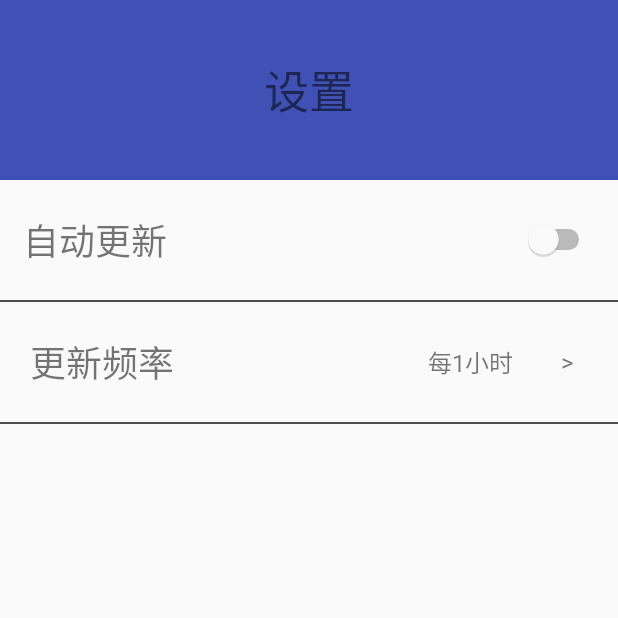
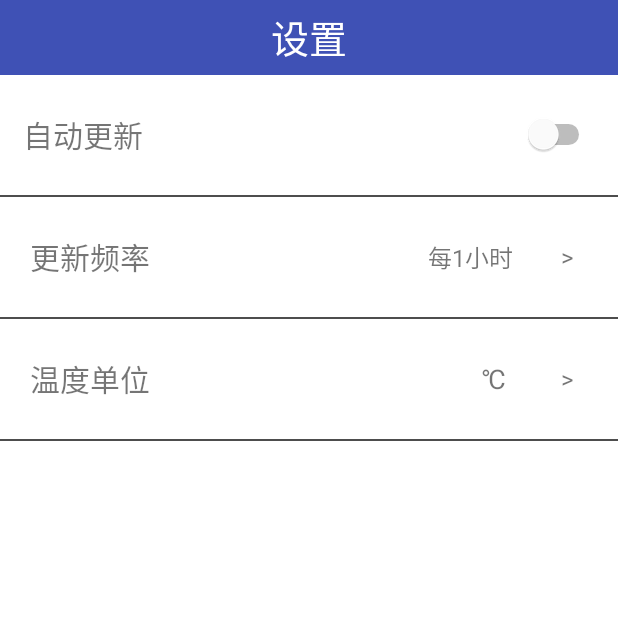
Before and after one commit to SnowYong/SnowWeather, an Android app: the WeatherSettingActivity screen opened directly, with no data from a screen before it, after a tap on an icon or button, on a phone screen of 412 x 824 dp, the top half of it. Run offline under Robolectric (Android 15) with nearby library versions, the phone set to English and light mode, and no system bars.

Commit message:
Add the Temparature Mode & Rebuild the Code

```diff
--- a/app/src/main/AndroidManifest.xml
+++ b/app/src/main/AndroidManifest.xml
@@ -26,6 +26,10 @@
             android:name=".activity.WeatherTimesListActivity"
             android:theme="@android:style/Theme.Dialog"></activity>
 
+        <activity
+            android:name=".activity.WeatherTempModeActivity"
+            android:theme="@android:style/Theme.Dialog"></activity>
+
         <service android:name=".service.UpdateWeatherInfoService"></service>
         <receiver android:name=".receiver.UpdateWeatherInfoReceiver"></receiver>
     </application>
--- a/app/src/main/java/com/snow/app/snowweather/activity/WeatherSettingActivity.java
+++ b/app/src/main/java/com/snow/app/snowweather/activity/WeatherSettingActivity.java
@@ -22,8 +22,8 @@ import com.snow.app.snowweather.service.UpdateWeatherInfoService;
  */
 public class WeatherSettingActivity extends Activity implements View.OnClickListener {
     private Switch weather_update_switch;
-    private TextView weather_update_times_textview;
-    private LinearLayout weather_update_times_layout;
+    private TextView weather_update_times_textview, weather_tempnumbers_mode_textview;
+    private LinearLayout weather_update_times_layout, weather_tempnumbers_mode_layout;
 
     private static int backResult;
     private static boolean serviceFlag;
@@ -42,10 +42,13 @@ public class WeatherSettingActivity extends Activity implements View.OnClickList
         weather_update_switch = (Switch) findViewById(R.id.weather_update_switch);
         weather_update_times_textview = (TextView) findViewById(R.id.weather_update_times_textview);
         weather_update_times_layout = (LinearLayout) findViewById(R.id.weather_update_times_layout);
+        weather_tempnumbers_mode_textview = (TextView) findViewById(R.id.weather_tempnumbers_mode_textview);
+        weather_tempnumbers_mode_layout = (LinearLayout) findViewById(R.id.weather_tempnumbers_mode_layout);
 
         SharedPreferences sharedPreferences = PreferenceManager.getDefaultSharedPreferences(this);
         boolean savedServiceFlag = sharedPreferences.getBoolean("service_flag", true);
         String savedText = "每" + sharedPreferences.getInt("update_time", 1) + "小时";
+        String tempMode = sharedPreferences.getString("temp_mode", "℃");
 
         if (savedServiceFlag) {
             weather_update_switch.setChecked(true);
@@ -59,29 +62,64 @@ public class WeatherSettingActivity extends Activity implements View.OnClickList
             weather_update_times_textview.setText(savedText);
         }
 
+        weather_tempnumbers_mode_textview.setText(tempMode);
+
         weather_update_switch.setOnClickListener(this);
         weather_update_times_layout.setOnClickListener(this);
+        weather_tempnumbers_mode_layout.setOnClickListener(this);
     }
 
     @Override
     public void onClick(View v) {
         switch (v.getId()) {
             case R.id.weather_update_switch:
+                Intent updateIntent = new Intent(this, UpdateWeatherInfoService.class);
                 if (weather_update_switch.isChecked()) {
                     serviceFlag = true;
+                    int updateTimes = getTrueTime(weather_update_times_textview.getText().toString().trim());
+                    updateIntent.putExtra("update_times", updateTimes);
+                    startService(updateIntent);
+                    saveUpdateServiceInfoToPrfs();
                 } else {
                     serviceFlag = false;
+                    stopService(updateIntent);
+                    saveUpdateServiceInfoToPrfs();
                 }
                 break;
 
             case R.id.weather_update_times_layout:
+                weather_update_times_layout.setBackgroundColor(getResources().getColor(R.color.colorPrimary));
                 Intent dialogIntent = new Intent(this, WeatherTimesListActivity.class);
                 startActivityForResult(dialogIntent, 1);
+                break;
+
+            case R.id.weather_tempnumbers_mode_layout:
+                weather_tempnumbers_mode_layout.setBackgroundColor(getResources().getColor(R.color.colorPrimary));
+                Intent tempModeIntent = new Intent(this, WeatherTempModeActivity.class);
+                startActivityForResult(tempModeIntent, 2);
                 break;
 
             default:
                 break;
         }
+    }
+
+    private void saveUpdateServiceInfoToPrfs() {
+        SharedPreferences sharedPreferences = PreferenceManager.getDefaultSharedPreferences(this);
+        SharedPreferences.Editor editor = sharedPreferences.edit();
+
+        boolean flag = serviceFlag;
+        int result = getTrueTime(weather_update_times_textview.getText().toString().trim());
+        editor.putBoolean("service_flag", flag);
+        editor.putInt("update_time", result);
+        editor.commit();
+    }
+
+    @Override
+    protected void onResume() {
+        super.onResume();
+        weather_update_times_layout.setBackgroundColor(getResources().getColor(R.color.colorUnderline));
+        weather_tempnumbers_mode_layout.setBackgroundColor(getResources().getColor(R.color.colorUnderline));
     }
 
     @Override
@@ -90,8 +128,37 @@ public class WeatherSettingActivity extends Activity implements View.OnClickList
         switch (requestCode) {
             case 1:
                 if (resultCode == RESULT_OK) {
+                    SharedPreferences sharedPreferences = PreferenceManager
+                            .getDefaultSharedPreferences(this);
+                    boolean savedServiceFlag = sharedPreferences.getBoolean("service_flag", true);
+                    String savedText = "每" + sharedPreferences.getInt("update_time", 1) + "小时";
+
                     String backInfo = data.getStringExtra("back_info");
-                    weather_update_times_textview.setText(backInfo);
+                    if (savedServiceFlag) {
+                        if (!savedText.equals(backInfo)) {
+                            Intent updateIntent = new Intent(this, UpdateWeatherInfoService.class);
+                            stopService(updateIntent);
+                            int updateTimes = getTrueTime(backInfo);
+                            updateIntent.putExtra("update_times", updateTimes);
+                            startService(updateIntent);
+                            weather_update_times_textview.setText(backInfo);
+                            saveUpdateServiceInfoToPrfs();
+                        }
+                    } else {
+                        weather_update_times_textview.setText(backInfo);
+                        saveUpdateServiceInfoToPrfs();
+                    }
+                }
+                break;
+
+            case 2:
+                if (resultCode == RESULT_OK) {
+                    String tempMode = data.getStringExtra("temp_mode");
+                    weather_tempnumbers_mode_textview.setText(tempMode);
+                    SharedPreferences.Editor editor = PreferenceManager
+                            .getDefaultSharedPreferences(this).edit();
+                    editor.putString("temp_mode", tempMode);
+                    editor.commit();
                 }
                 break;
 
@@ -117,11 +184,10 @@ public class WeatherSettingActivity extends Activity implements View.OnClickList
 
     @Override
     public void onBackPressed() {
-        boolean flag = serviceFlag;
-        int result = getTrueTime(weather_update_times_textview.getText().toString().trim());
+        saveUpdateServiceInfoToPrfs();
         Intent intent = new Intent();
-        intent.putExtra("service_flag", flag);
-        intent.putExtra("back_result", result);
+        String tempMode = weather_tempnumbers_mode_textview.getText().toString();
+        intent.putExtra("temp_mode", tempMode);
         setResult(RESULT_OK, intent);
         finish();
     }
--- a/app/src/main/res/layout/choose_area_activity.xml
+++ b/app/src/main/res/layout/choose_area_activity.xml
@@ -2,6 +2,7 @@
 <LinearLayout xmlns:android="http://schemas.android.com/apk/res/android"
               android:layout_width="match_parent"
               android:layout_height="match_parent"
+              android:background="@color/colorUnderline"
               android:orientation="vertical">
 
     <RelativeLayout
@@ -14,7 +15,8 @@
             android:layout_width="wrap_content"
             android:layout_height="wrap_content"
             android:layout_centerInParent="true"
-            android:textSize="30sp"/>
+            android:textColor="#ffffff"
+            android:textSize="25sp"/>
     </RelativeLayout>
 
     <ListView
--- a/app/src/main/res/layout/weather_setting_activity.xml
+++ b/app/src/main/res/layout/weather_setting_activity.xml
@@ -2,11 +2,12 @@
 <LinearLayout xmlns:android="http://schemas.android.com/apk/res/android"
               android:layout_width="match_parent"
               android:layout_height="match_parent"
+              android:background="@color/colorUnderline"
               android:orientation="vertical">
 
     <RelativeLayout
         android:layout_width="match_parent"
-        android:layout_height="120dp"
+        android:layout_height="50dp"
         android:background="@color/colorPrimary">
 
         <TextView
@@ -14,7 +15,8 @@
             android:layout_height="wrap_content"
             android:layout_centerInParent="true"
             android:text="设置"
-            android:textSize="30sp"/>
+            android:textColor="#ffffff"
+            android:textSize="25sp"/>
     </RelativeLayout>
 
     <LinearLayout
@@ -30,7 +32,7 @@
             android:layout_gravity="center"
             android:layout_weight="3"
             android:text="自动更新"
-            android:textSize="24sp"/>
+            android:textSize="20sp"/>
 
         <Switch
             android:id="@+id/weather_update_switch"
@@ -38,8 +40,7 @@
             android:layout_width="0dp"
             android:layout_height="wrap_content"
             android:layout_gravity="center"
-            android:layout_weight="1"
-            android:shadowColor="@color/colorPrimary"/>
+            android:layout_weight="1"/>
     </LinearLayout>
 
     <ImageView
@@ -61,7 +62,7 @@
             android:layout_gravity="center"
             android:layout_weight="3"
             android:text="更新频率"
-            android:textSize="24sp"/>
+            android:textSize="20sp"/>
 
         <TextView
             android:id="@+id/weather_update_times_textview"
@@ -86,4 +87,44 @@
         android:layout_height="1dp"
         android:scaleType="fitXY"
         android:src="@drawable/divider"/>
+
+    <LinearLayout
+        android:id="@+id/weather_tempnumbers_mode_layout"
+        android:layout_width="match_parent"
+        android:layout_height="80dp"
+        android:orientation="horizontal"
+        android:padding="20dp">
+
+        <TextView
+            android:layout_width="0dp"
+            android:layout_height="wrap_content"
+            android:layout_gravity="center"
+            android:layout_weight="3"
+            android:text="温度单位"
+            android:textSize="20sp"/>
+
+        <TextView
+            android:id="@+id/weather_tempnumbers_mode_textview"
+            android:layout_width="0dp"
+            android:layout_height="wrap_content"
+            android:layout_gravity="center"
+            android:gravity="center"
+            android:layout_weight="1"
+            android:text="℃"
+            android:textSize="18sp"/>
+
+        <TextView
+            android:layout_width="0dp"
+            android:layout_height="wrap_content"
+            android:layout_gravity="center"
+            android:layout_weight="0.2"
+            android:text=">"
+            android:textSize="16sp"/>
+    </LinearLayout>
+
+    <ImageView
+        android:layout_width="match_parent"
+        android:layout_height="1dp"
+        android:scaleType="fitXY"
+        android:src="@drawable/divider"/>
 </LinearLayout>
--- a/app/src/main/res/values/colors.xml
+++ b/app/src/main/res/values/colors.xml
@@ -3,4 +3,5 @@
     <color name="colorPrimary">#3F51B5</color>
     <color name="colorPrimaryDark">#303F9F</color>
     <color name="colorAccent">#FF4081</color>
+    <color name="colorUnderline">#FFFFFF</color>
 </resources>
```
Also changed, not shown: app/src/main/java/com/snow/app/snowweather/activity/WeatherInfoActivity.java (+44 -42 lines), app/src/main/java/com/snow/app/snowweather/activity/WeatherTempModeActivity.java (added, +58 -0 lines), app/src/main/res/layout/weather_info_activity.xml (+8 -3 lines), app/src/main/res/layout/weather_temp_mode_activity.xml (added, +25 -0 lines).
